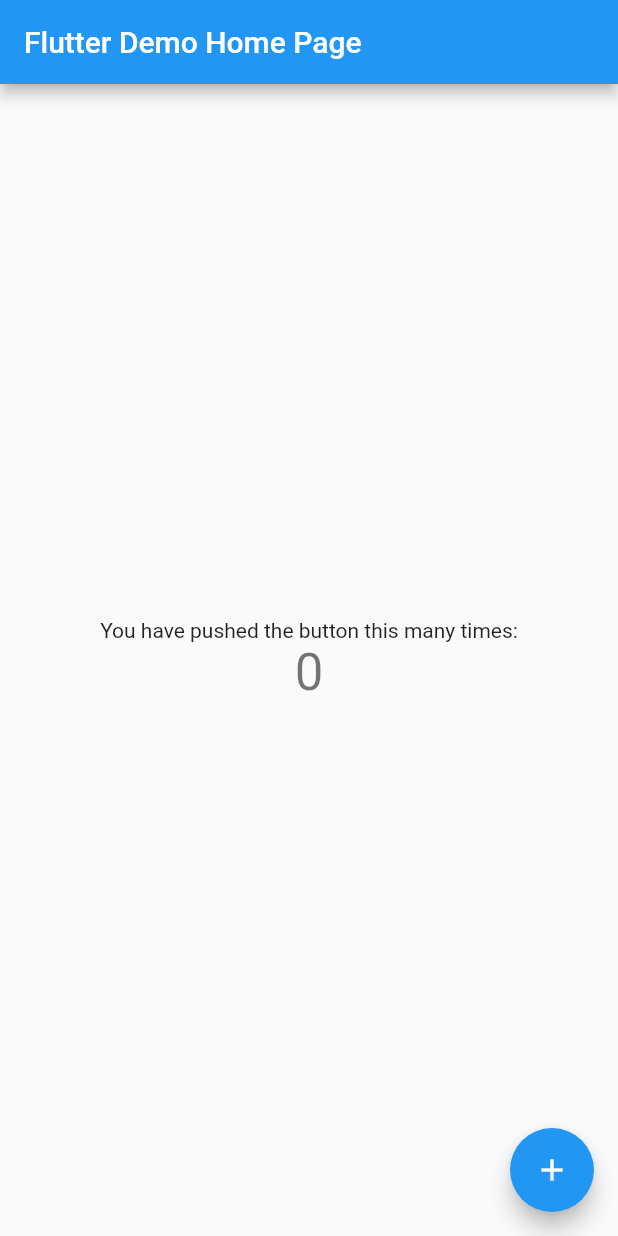
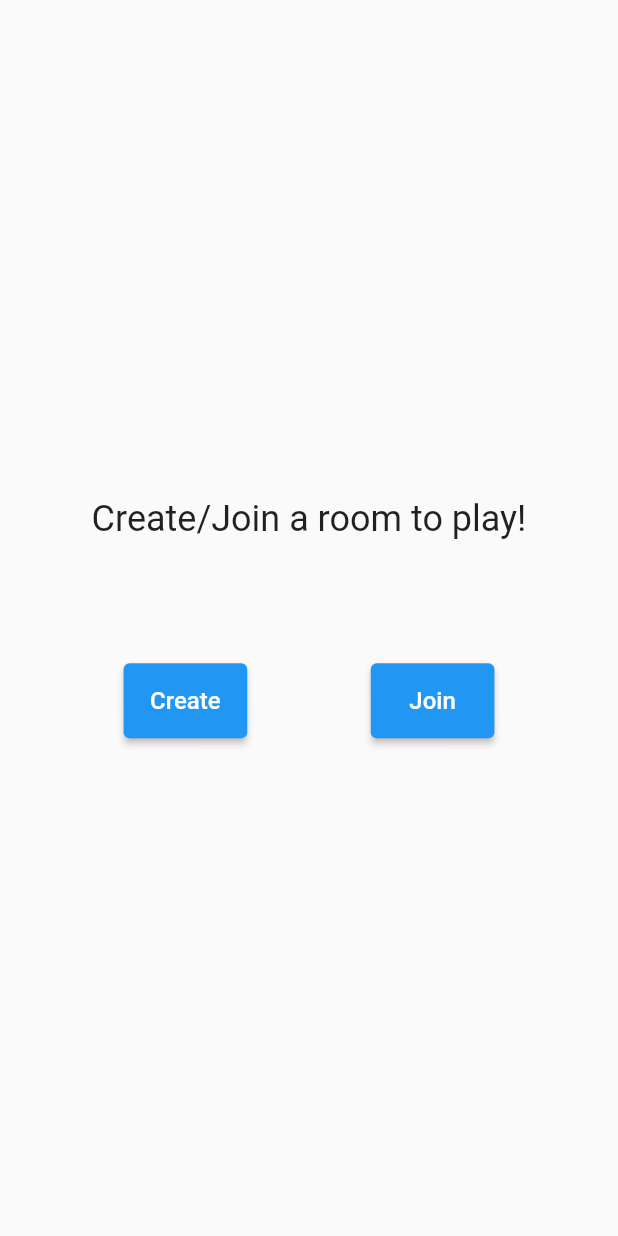
Before and after one commit to dheerajv09/Typeracer-Clone, a Flutter app: the screen it shows after launch, on a phone screen of 412 x 824 dp. Run offline on Flutter 3.47's test engine with Material 2 defaults, Android fonts, the phone set to English and light mode, and no system bars.

Commit message:
created home screen

```diff
--- a/lib/main.dart
+++ b/lib/main.dart
@@ -1,4 +1,6 @@
 import 'package:flutter/material.dart';
+
+import 'screens/home_screen.dart';
 
 void main() {
   runApp(const MyApp());
@@ -13,103 +15,12 @@ class MyApp extends StatelessWidget {
     return MaterialApp(
       title: 'Flutter Demo',
       theme: ThemeData(
-        // This is the theme of your application.
-        //
-        // Try running your application with "flutter run". You'll see the
-        // application has a blue toolbar. Then, without quitting the app, try
-        // changing the primarySwatch below to Colors.green and then invoke
-        // "hot reload" (press "r" in the console where you ran "flutter run",
-        // or simply save your changes to "hot reload" in a Flutter IDE).
-        // Notice that the counter didn't reset back to zero; the application
-        // is not restarted.
         primarySwatch: Colors.blue,
       ),
-      home: const MyHomePage(title: 'Flutter Demo Home Page'),
+      initialRoute: '/',
+      routes: {
+        '/': (context) => const HomeScreen(),
+      },
     );
   }
 }
-
-class MyHomePage extends StatefulWidget {
-  const MyHomePage({Key? key, required this.title}) : super(key: key);
-
-  // This widget is the home page of your application. It is stateful, meaning
-  // that it has a State object (defined below) that contains fields that affect
-  // how it looks.
-
-  // This class is the configuration for the state. It holds the values (in this
-  // case the title) provided by the parent (in this case the App widget) and
-  // used by the build method of the State. Fields in a Widget subclass are
-  // always marked "final".
-
-  final String title;
-
-  @override
-  State<MyHomePage> createState() => _MyHomePageState();
-}
-
-class _MyHomePageState extends State<MyHomePage> {
-  int _counter = 0;
-
-  void _incrementCounter() {
-    setState(() {
-      // This call to setState tells the Flutter framework that something has
-      // changed in this State, which causes it to rerun the build method below
-      // so that the display can reflect the updated values. If we changed
-      // _counter without calling setState(), then the build method would not be
-      // called again, and so nothing would appear to happen.
-      _counter++;
-    });
-  }
-
-  @override
-  Widget build(BuildContext context) {
-    // This method is rerun every time setState is called, for instance as done
-    // by the _incrementCounter method above.
-    //
-    // The Flutter framework has been optimized to make rerunning build methods
-    // fast, so that you can just rebuild anything that needs updating rather
-    // than having to individually change instances of widgets.
-    return Scaffold(
-      appBar: AppBar(
-        // Here we take the value from the MyHomePage object that was created by
-        // the App.build method, and use it to set our appbar title.
-        title: Text(widget.title),
-      ),
-      body: Center(
-        // Center is a layout widget. It takes a single child and positions it
-        // in the middle of the parent.
-        child: Column(
-          // Column is also a layout widget. It takes a list of children and
-          // arranges them vertically. By default, it sizes itself to fit its
-          // children horizontally, and tries to be as tall as its parent.
-          //
-          // Invoke "debug painting" (press "p" in the console, choose the
-          // "Toggle Debug Paint" action from the Flutter Inspector in Android
-          // Studio, or the "Toggle Debug Paint" command in Visual Studio Code)
-          // to see the wireframe for each widget.
-          //
-          // Column has various properties to control how it sizes itself and
-          // how it positions its children. Here we use mainAxisAlignment to
-          // center the children vertically; the main axis here is the vertical
-          // axis because Columns are vertical (the cross axis would be
-          // horizontal).
-          mainAxisAlignment: MainAxisAlignment.center,
-          children: <Widget>[
-            const Text(
-              'You have pushed the button this many times:',
-            ),
-            Text(
-              '$_counter',
-              style: Theme.of(context).textTheme.headline4,
-            ),
-          ],
-        ),
-      ),
-      floatingActionButton: FloatingActionButton(
-        onPressed: _incrementCounter,
-        tooltip: 'Increment',
-        child: const Icon(Icons.add),
-      ), // This trailing comma makes auto-formatting nicer for build methods.
-    );
-  }
-}
--- /dev/null
+++ b/lib/screens/home_screen.dart
@@ -0,0 +1,51 @@
+import 'package:flutter/material.dart';
+
+import '../widgets/custom_button.dart';
+
+class HomeScreen extends StatelessWidget {
+  const HomeScreen({Key? key}) : super(key: key);
+
+  @override
+  Widget build(BuildContext context) {
+    final size = MediaQuery.of(context).size;
+
+    return Scaffold(
+      body: Center(
+        child: ConstrainedBox(
+          constraints: const BoxConstraints(
+            maxWidth: 600,
+          ),
+          child: Column(
+            mainAxisAlignment: MainAxisAlignment.center,
+            children: [
+              const Text(
+                'Create/Join a room to play!',
+                style: TextStyle(
+                  fontSize: 24,
+                ),
+              ),
+              SizedBox(
+                height: size.height * 0.1,
+              ),
+              Row(
+                mainAxisAlignment: MainAxisAlignment.spaceEvenly,
+                children: [
+                  CustomButton(
+                    text: 'Create',
+                    onTap: () => Navigator.pushNamed(context, '/create-room'),
+                    isHome: true,
+                  ),
+                  CustomButton(
+                    text: 'Join',
+                    onTap: () => Navigator.pushNamed(context, '/join-room'),
+                    isHome: true,
+                  ),
+                ],
+              ),
+            ],
+          ),
+        ),
+      ),
+    );
+  }
+}
--- /dev/null
+++ b/lib/widgets/custom_button.dart
@@ -0,0 +1,35 @@
+import 'package:flutter/material.dart';
+
+class CustomButton extends StatelessWidget {
+  final String text;
+  final VoidCallback onTap;
+  final bool isHome;
+  const CustomButton({
+    Key? key,
+    required this.text,
+    required this.onTap,
+    this.isHome = false,
+  }) : super(key: key);
+
+  @override
+  Widget build(BuildContext context) {
+    final width = MediaQuery.of(context).size.width;
+
+    return ElevatedButton(
+      onPressed: onTap,
+      child: Text(
+        text,
+        style: const TextStyle(
+          fontSize: 16,
+          color: Colors.white,
+        ),
+      ),
+      style: ElevatedButton.styleFrom(
+        minimumSize: Size(
+          !isHome ? width : width / 5,
+          50,
+        ),
+      ),
+    );
+  }
+}
```
